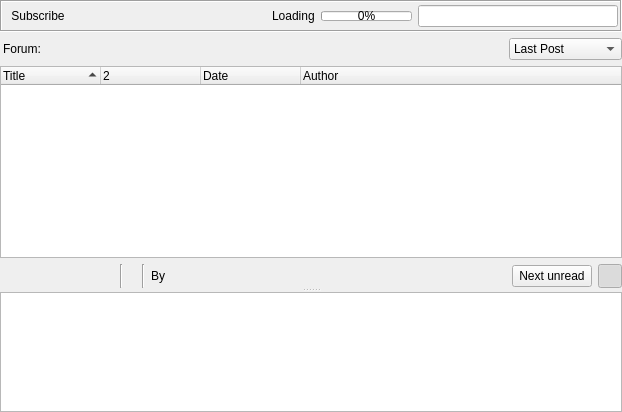
Qt form retroshare-gui/src/gui/gxsforums/GxsForumThreadWidget.ui (RetroShare/RetroShare) before a commit.
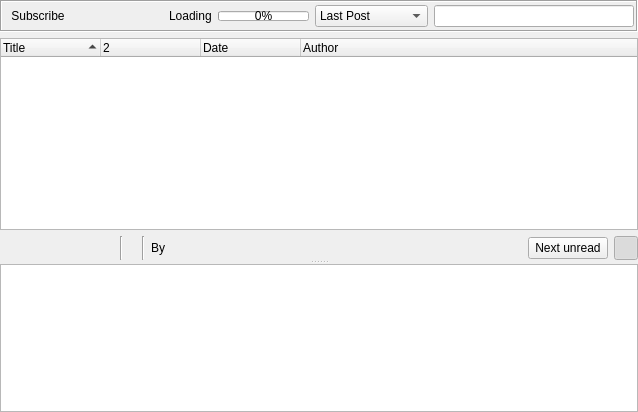
The same form after that commit. Icons and pictures are not drawn. Custom widgets are drawn as their Qt base class.

Commit message: improved layout of forum thread widget. Removed one almost empty line. Hide unscribe button when already subscribed.

Diff of the .ui file:
```diff
--- a/retroshare-gui/src/gui/gxsforums/GxsForumThreadWidget.ui
+++ b/retroshare-gui/src/gui/gxsforums/GxsForumThreadWidget.ui
@@ -81,6 +81,34 @@
             </property>
            </widget>
           </item>
+          <item>
+           <widget class="QLabel" name="forumName">
+            <property name="sizePolicy">
+             <sizepolicy hsizetype="Expanding" vsizetype="Fixed">
+              <horstretch>2</horstretch>
+              <verstretch>0</verstretch>
+             </sizepolicy>
+            </property>
+            <property name="minimumSize">
+             <size>
+              <width>0</width>
+              <height>0</height>
+             </size>
+            </property>
+            <property name="maximumSize">
+             <size>
+              <width>16777215</width>
+              <height>1677215</height>
+             </size>
+            </property>
+            <property name="text">
+             <string/>
+            </property>
+            <property name="textInteractionFlags">
+             <set>Qt::LinksAccessibleByMouse|Qt::TextSelectableByMouse</set>
+            </property>
+           </widget>
+          </item>
           <item>
            <spacer name="horizontalSpacer">
             <property name="orientation">
@@ -126,6 +154,25 @@
             </property>
            </widget>
           </item>
+          <item>
+           <widget class="QComboBox" name="viewBox">
+            <item>
+             <property name="text">
+              <string>Last Post</string>
+             </property>
+            </item>
+            <item>
+             <property name="text">
+              <string>Threaded View</string>
+             </property>
+            </item>
+            <item>
+             <property name="text">
+              <string>Flat View</string>
+             </property>
+            </item>
+           </widget>
+          </item>
           <item>
            <widget class="LineEditClear" name="filterLineEdit">
             <property name="minimumSize">
@@ -153,60 +200,6 @@
          <property name="leftMargin">
           <number>3</number>
          </property>
-         <item>
-          <widget class="QLabel" name="forumLabel">
-           <property name="text">
-            <string>Forum:</string>
-           </property>
-          </widget>
-         </item>
-         <item>
-          <widget class="QLabel" name="forumName">
-           <property name="sizePolicy">
-            <sizepolicy hsizetype="Expanding" vsizetype="Fixed">
-             <horstretch>2</horstretch>
-             <verstretch>0</verstretch>
-            </sizepolicy>
-           </property>
-           <property name="minimumSize">
-            <size>
-             <width>0</width>
-             <height>0</height>
-            </size>
-           </property>
-           <property name="maximumSize">
-            <size>
-             <width>16777215</width>
-             <height>1677215</height>
-            </size>
-           </property>
-           <property name="text">
-            <string/>
-           </property>
-           <property name="textInteractionFlags">
-            <set>Qt::LinksAccessibleByMouse|Qt::TextSelectableByMouse</set>
-           </property>
-          </widget>
-         </item>
-         <item>
-          <widget class="QComboBox" name="viewBox">
-           <item>
-            <property name="text">
-             <string>Last Post</string>
-            </property>
-           </item>
-           <item>
-            <property name="text">
-             <string>Threaded View</string>
-            </property>
-           </item>
-           <item>
-            <property name="text">
-             <string>Flat View</string>
-            </property>
-           </item>
-          </widget>
-         </item>
         </layout>
        </item>
        <item>
@@ -484,6 +477,11 @@
   </layout>
  </widget>
  <customwidgets>
+  <customwidget>
+   <class>RSTextBrowser</class>
+   <extends>QTextBrowser</extends>
+   <header>gui/common/RSTextBrowser.h</header>
+  </customwidget>
   <customwidget>
    <class>LineEditClear</class>
    <extends>QLineEdit</extends>
@@ -494,11 +492,6 @@
    <extends>QToolButton</extends>
    <header>gui/common/SubscribeToolButton.h</header>
   </customwidget>
-  <customwidget>
-   <class>RSTextBrowser</class>
-   <extends>QTextBrowser</extends>
-   <header>gui/common/RSTextBrowser.h</header>
-  </customwidget>
   <customwidget>
    <class>RSTreeWidget</class>
    <extends>QTreeWidget</extends>
```
The commit also changes 3 other files.
